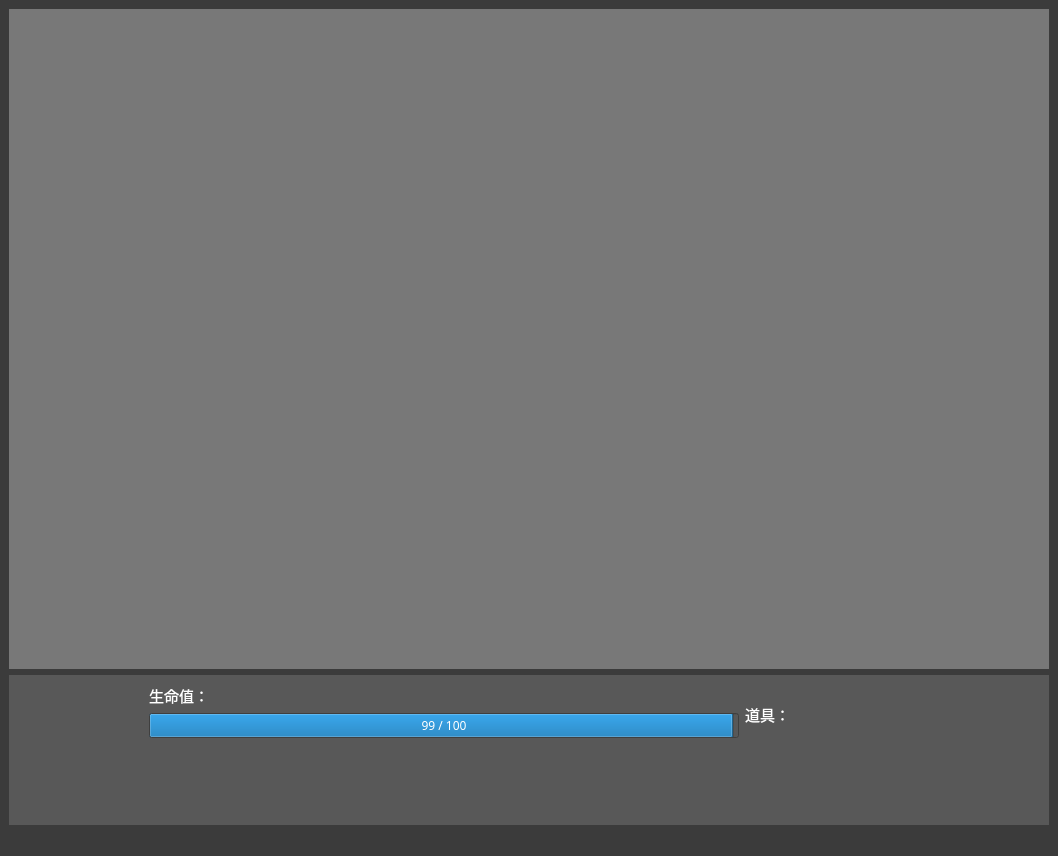
Qt form resources/gameWidget.ui (Bill2015/Speech-Chinese-Model-Agent) before a commit.
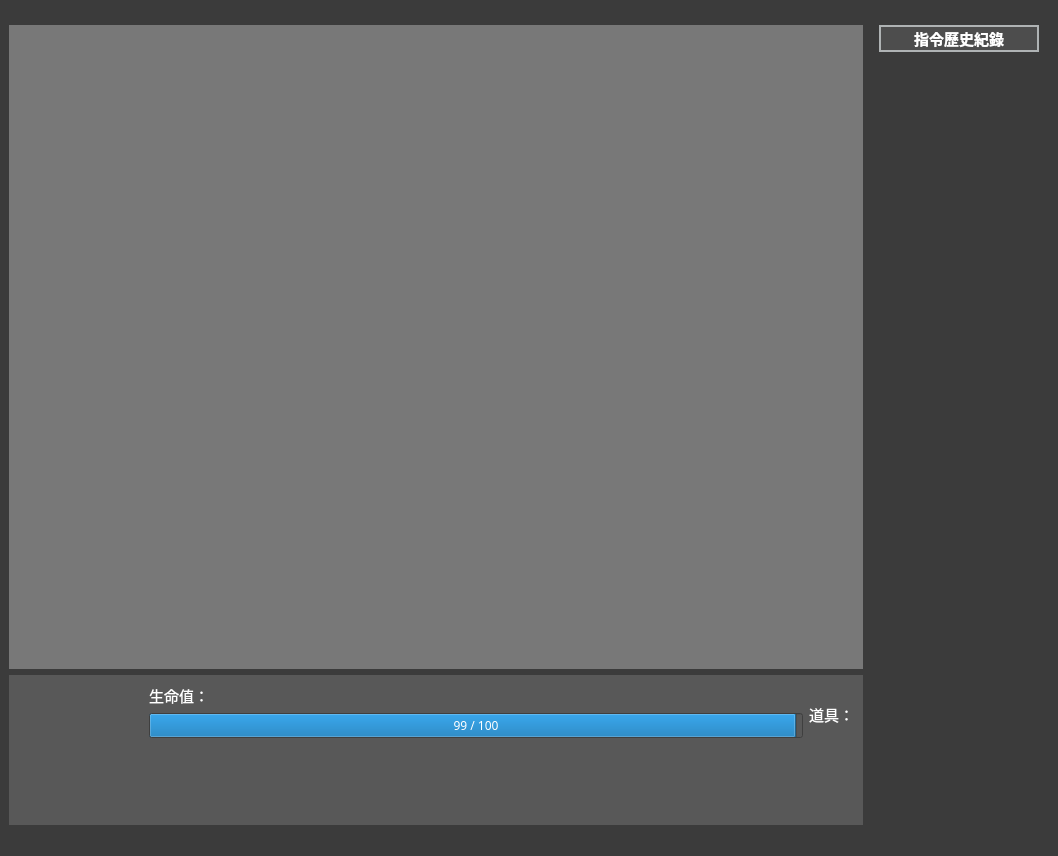
The same form after that commit. Icons and pictures are not drawn.

Commit message: update game function

Diff of the .ui file:
```diff
--- a/resources/gameWidget.ui
+++ b/resources/gameWidget.ui
@@ -20,7 +20,15 @@
    <string notr="true">background-color: rgb(59, 59, 59);</string>
   </property>
   <widget class="QWidget" name="centralwidget">
+   <layout class="QHBoxLayout" name="horizontalLayout_4">
+    <property name="topMargin">
+     <number>25</number>
+    </property>
+    <item>
    <layout class="QVBoxLayout" name="verticalLayout">
+      <property name="leftMargin">
+       <number>0</number>
+      </property>
     <item>
      <widget class="QWidget" name="gameMainWidget" native="true">
       <property name="styleSheet">
@@ -152,7 +160,7 @@
        <item>
         <layout class="QVBoxLayout" name="verticalLayout_3">
          <property name="rightMargin">
-          <number>250</number>
+            <number>0</number>
          </property>
          <item>
           <widget class="QLabel" name="itmeDisplayLabel">
@@ -225,6 +233,86 @@
        </item>
       </layout>
      </widget>
+      </item>
+     </layout>
+    </item>
+    <item>
+     <layout class="QVBoxLayout" name="verticalLayout_4">
+      <property name="spacing">
+       <number>0</number>
+      </property>
+      <property name="leftMargin">
+       <number>10</number>
+      </property>
+      <property name="topMargin">
+       <number>0</number>
+      </property>
+      <property name="rightMargin">
+       <number>10</number>
+      </property>
+      <property name="bottomMargin">
+       <number>0</number>
+      </property>
+      <item>
+       <widget class="QLabel" name="label">
+        <property name="sizePolicy">
+         <sizepolicy hsizetype="Preferred" vsizetype="Preferred">
+          <horstretch>0</horstretch>
+          <verstretch>0</verstretch>
+         </sizepolicy>
+        </property>
+        <property name="minimumSize">
+         <size>
+          <width>160</width>
+          <height>0</height>
+         </size>
+        </property>
+        <property name="maximumSize">
+         <size>
+          <width>160</width>
+          <height>40</height>
+         </size>
+        </property>
+        <property name="font">
+         <font>
+          <family>微軟正黑體</family>
+          <pointsize>11</pointsize>
+          <weight>75</weight>
+          <bold>true</bold>
+         </font>
+        </property>
+        <property name="styleSheet">
+         <string notr="true">color:white;
+background-color: rgb(77, 77, 77);
+border: 2px solid rgb(175, 179, 180);</string>
+        </property>
+        <property name="text">
+         <string>指令歷史紀錄</string>
+        </property>
+        <property name="alignment">
+         <set>Qt::AlignCenter</set>
+        </property>
+       </widget>
+      </item>
+      <item>
+       <widget class="QWidget" name="historyWidget" native="true">
+        <layout class="QVBoxLayout" name="verticalLayout_5"/>
+       </widget>
+      </item>
+      <item>
+       <spacer name="verticalSpacer_2">
+        <property name="orientation">
+         <enum>Qt::Vertical</enum>
+        </property>
+        <property name="sizeHint" stdset="0">
+         <size>
+          <width>20</width>
+          <height>40</height>
+         </size>
+        </property>
+       </spacer>
+      </item>
+     </layout>
     </item>
    </layout>
   </widget>
```
Left out of the diff: 2 changed lines with no effect on the pictures. Lines whose indentation alone changed are shown as unchanged. The commit also changes 16 other files.
